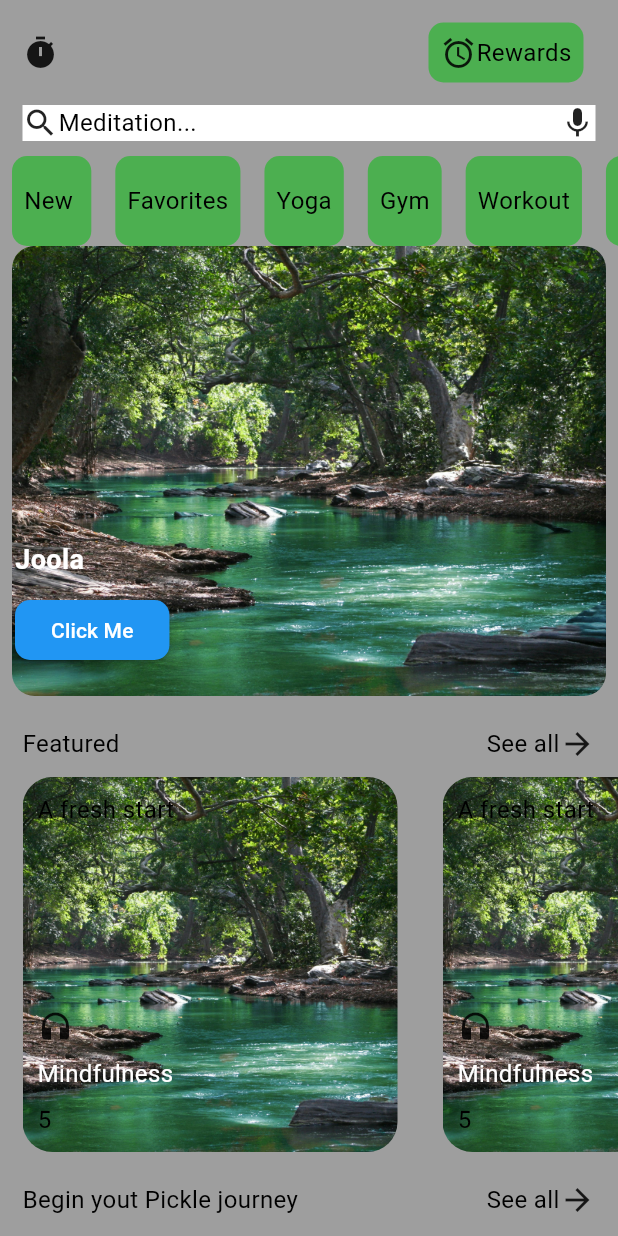
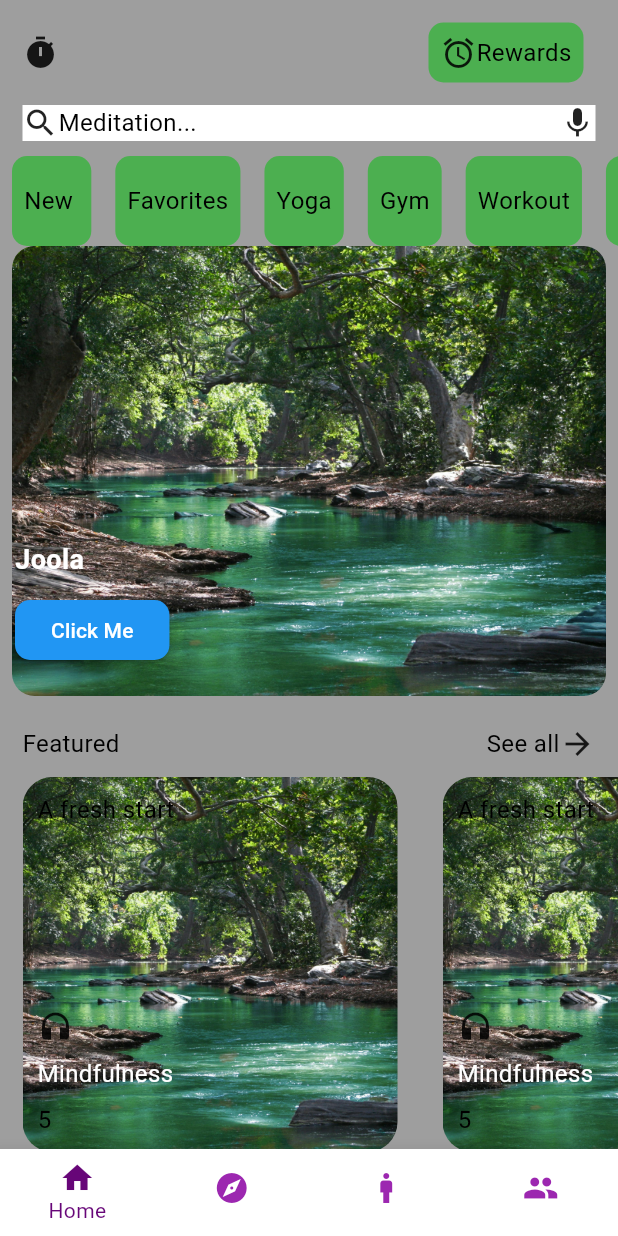
Before and after one commit to Geopaul94/niyalproject_homescreen_ui, a Flutter app: the screen it shows after launch, on a phone screen of 412 x 824 dp. Run offline on Flutter 3.47's test engine with Material 3 defaults, Android fonts, the phone set to English and light mode, and no system bars.

Commit message:
ui features completed now make it look like same as the machine task

```diff
--- a/lib/main.dart
+++ b/lib/main.dart
@@ -1,5 +1,6 @@
 import 'package:flutter/material.dart';
 import 'package:niyal/presentation/screens/home_screen.dart';
+import 'package:niyal/sample.dart';
 
 void main() {
   runApp(const MyApp());
@@ -17,7 +18,7 @@ class MyApp extends StatelessWidget {
         colorScheme: ColorScheme.fromSeed(seedColor: Colors.deepPurple),
         useMaterial3: true,
       ),
-      home: HomeScreen()
+      home: MyHomePage()
     );
   }
 }
--- a/lib/presentation/screens/home_screen.dart
+++ b/lib/presentation/screens/home_screen.dart
@@ -3,6 +3,7 @@ import 'package:niyal/presentation/widgets/custom_appbar.dart';
 import 'package:niyal/presentation/widgets/custom_explore_products_container.dart';
 import 'package:niyal/presentation/widgets/custom_featured_container.dart';
 import 'package:niyal/presentation/widgets/custom_icon_text_container.dart';
+import 'package:niyal/presentation/widgets/custom_pickball_journey_container.dart';
 import 'package:niyal/presentation/widgets/custom_seeall.dart';
 import 'package:niyal/presentation/widgets/custom_text.dart';
 import 'package:niyal/utilities/constants/constants.dart';
@@ -65,6 +66,46 @@ class HomeScreen extends StatelessWidget {
           ),
           h20,
           CustomSeeall(text: "Begin yout Pickle journey"),
+          h10,
+
+ SizedBox(
+            height: 256,
+            child: ListView(
+              scrollDirection: Axis.horizontal,
+              children: List.generate(4, (index) {
+                return CustomPickballJourneyContainer(
+              headline: 'Grip ,Stance,and Swing',
+              time: '20',
+              imagePath: 'assets/river.jpg', gamename: 'Pickball',);
+              }),
+            ),
+          ),
+
+
+          CustomSeeall(text: "Your picks"),
+
+
+h20,
+
+ SizedBox(
+            height: 256,
+            child: ListView(
+              scrollDirection: Axis.horizontal,
+              children: List.generate(4, (index) {
+                return CustomPickballJourneyContainer(
+              headline: 'Grip ,Stance,and Swing',
+              time: '20',
+              imagePath: 'assets/river.jpg', gamename: 'Table tennis',);
+              }),
+            ),
+          ),
+
+
+
+
+
+
+
           h200
         ],
       ))),
--- a/lib/sample.dart
+++ b/lib/sample.dart
@@ -1,43 +1,59 @@
 import 'package:flutter/material.dart';
-import 'package:niyal/presentation/widgets/custom_text.dart';
+import 'package:niyal/presentation/screens/home_screen.dart';
 import 'package:niyal/utilities/constants/constants.dart';
 
-class CustomFeaturedContainer extends StatelessWidget {
-  final String headline;
-  final Icon icon;
-  final String time;
-  final String subheading;
+class MyHomePage extends StatefulWidget {
+  const MyHomePage({super.key});
 
-  const CustomFeaturedContainer(
-      {super.key,
-      required this.headline,
-      required this.icon,
-      required this.time,
-      required this.subheading});
+  @override
+  _MyHomePageState createState() => _MyHomePageState();
+}
+
+class _MyHomePageState extends State<MyHomePage> {
+  int _currentIndex = 0;
+
+  final _pages = [
+    HomeScreen(),
+    Center(child: Text('Settings')),
+    Center(child: Text('About')),
+  ];
 
   @override
   Widget build(BuildContext context) {
-    return Stack(
-      children: [
-        Positioned(
-          bottom: 10,
-          left: 10,
-          right: 0,
-          top: 0,
-          child: Column(
-            children: [
-              CustomText(text: headline),
-              icon, // Use the icon parameter directly
-              CustomText(text: subheading),
-            ],
+    return Scaffold(
+      body: _pages[_currentIndex],
+      bottomNavigationBar: BottomNavigationBar(
+        currentIndex: _currentIndex,
+        onTap: (index) {
+          setState(() {
+            _currentIndex = index;
+          });
+        },
+        type: BottomNavigationBarType.fixed,
+        backgroundColor: Colors.white,
+        elevation: 10,
+        selectedItemColor: darkpurple, // Selected item color
+        unselectedItemColor: purple, // Unselected item color
+        showSelectedLabels: true, // Show label for selected item
+        showUnselectedLabels: false, // Hide label for unselected items
+        items: [
+          BottomNavigationBarItem(
+            icon: Icon(Icons.home),
+            label: 'Home',
+          ),  BottomNavigationBarItem(
+            icon: Icon(Icons.explore),
+            label: 'Explore',
           ),
-        ),
-        Container(
-          color: Colors.black, // Use a named color instead of 'black'
-          height: 300,
-          width: 300,
-        ),
-      ],
+          BottomNavigationBarItem(
+            icon: Icon(Icons.man),
+            label: 'People',
+          ),
+          BottomNavigationBarItem(
+            icon: Icon(Icons.people),
+            label: 'Profile',
+          ),
+        ],
+      ),
     );
   }
 }
--- a/lib/utilities/constants/constants.dart
+++ b/lib/utilities/constants/constants.dart
@@ -17,6 +17,10 @@ const Color white = Colors.white;
 const Color red = Colors.red;
 const Color blue = Colors.blue;
 const Color purple = Colors.purple;
+
+
+const Color darkpurple = Color.fromARGB(255, 103, 6, 120);
+
 const lightgrey = Color.fromARGB(255, 210, 210, 210);
 const darkgreymain = Color.fromARGB(255, 21, 21, 22);
 
```
Also changed, not shown: lib/presentation/widgets/custom_pickball_journey_container.dart (added, +63 -0 lines), lib/presentation/widgets/custom_your_picks_container.dart (added).
